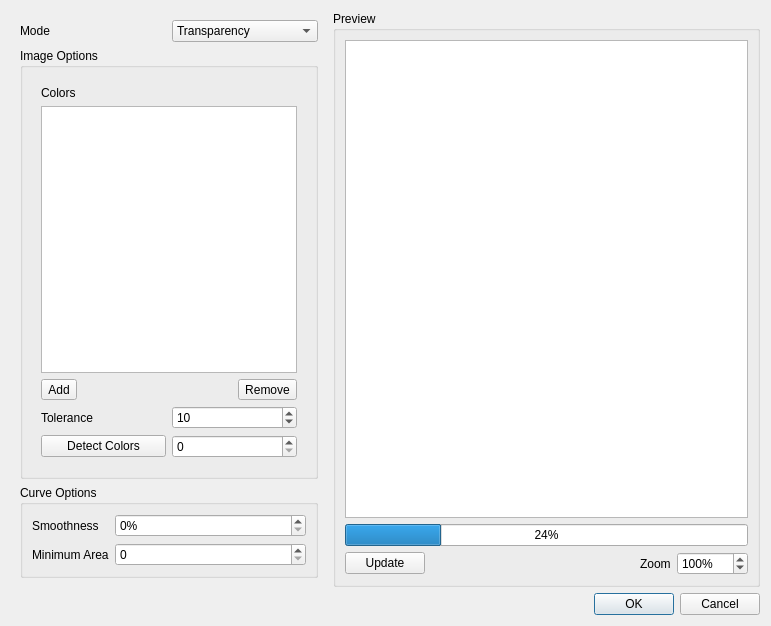
Above: src/gui/widgets/dialogs/trace_dialog.ui from mbasaglia/glaxnimate before the change. Below: the same form after it.
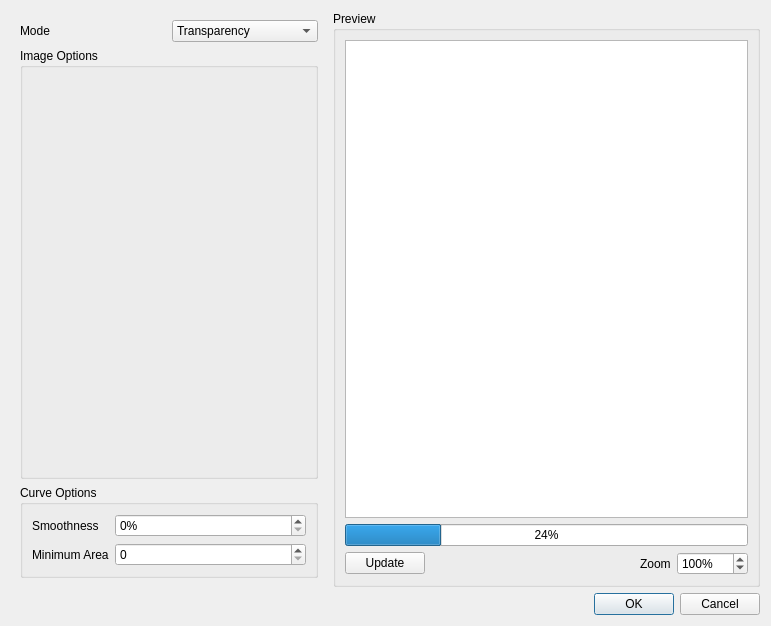
That is the form after the change. The open tabs and pages were chosen to show the change. Icons and pictures are not drawn. Custom widgets are drawn as their Qt base class.

The edit to the form file:
```diff
--- a/src/gui/widgets/dialogs/trace_dialog.ui
+++ b/src/gui/widgets/dialogs/trace_dialog.ui
@@ -250,6 +250,7 @@
                </item>
               </layout>
              </widget>
+             <widget class="QWidget" name="page_3"/>
             </widget>
            </item>
           </layout>
```
Left out of the diff: 2 changed lines with no effect on the pictures.
